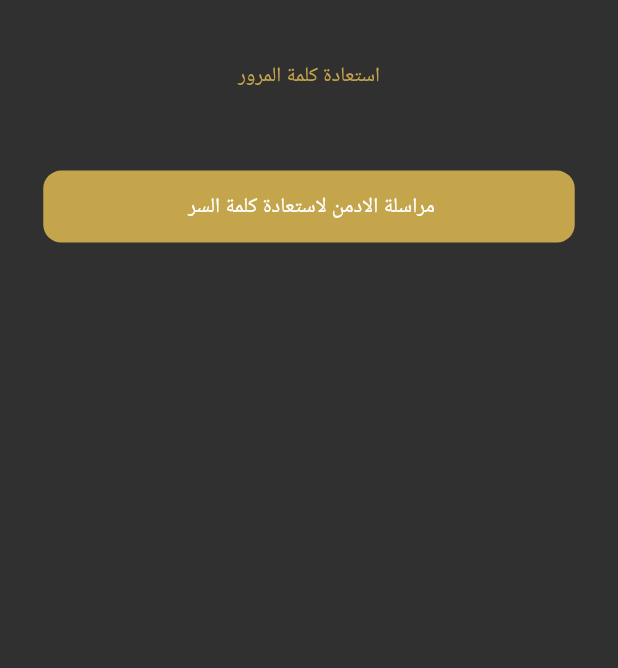
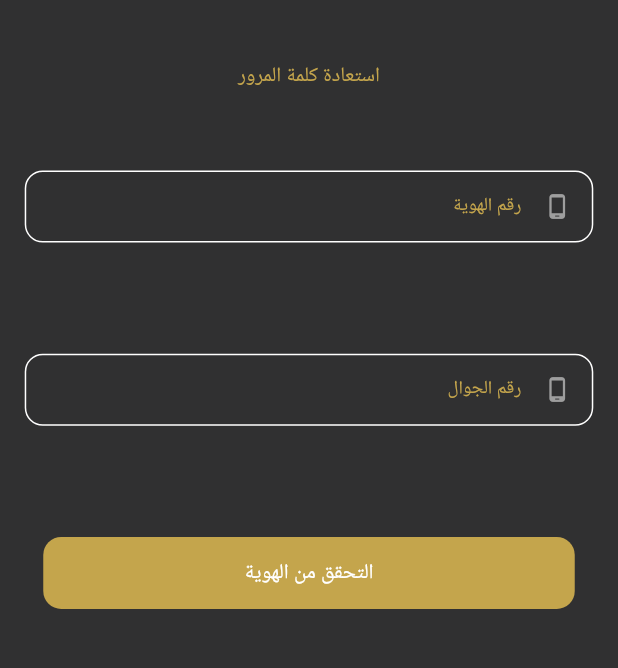
Before and after one commit to KhalidEl-MariAa/astqrar, a Flutter app: the screen it shows after launch, after a tap on "هل نسيت كلمة المرور؟", on a phone screen of 412 x 824 dp, the part 387-1055 px from its top. Run offline on Flutter 3.47's test engine with Material 2 defaults, Android fonts, the phone set to English and light mode, and no system bars; our stand-ins replace bloc, carousel_slider, conditional_builder_null_safety, dio, firebase_core, firebase_messaging and 10 more; missing offline and left inert: flutter_inappwebview, signalr_netcore, whatsapp_unilink; accounts and stored records are empty; network calls fail; Roboto replaces fonts that are missing (Almarai).

Commit message:
before London

```diff
--- a/lib/modules/forgetpassword/forgetpassword.dart
+++ b/lib/modules/forgetpassword/forgetpassword.dart
@@ -1,3 +1,5 @@
+import 'package:astarar/modules/forgetpassword/resetpassword.dart';
+
 import 'cubit/cubit.dart';
 import 'cubit/states.dart';
 import 'inputOtp.dart';
@@ -14,6 +16,7 @@ import 'package:whatsapp_unilink/whatsapp_unilink.dart';
 class ForgetPasswordScreen extends StatelessWidget
 {
   final nationalIdController = TextEditingController();
+  final phoneController  = TextEditingController();
 
   @override
   Widget build(BuildContext context) {
@@ -24,15 +27,15 @@ class ForgetPasswordScreen extends StatelessWidget
           listener: (context, state)
           {
             if (state is ForgetPasswordSuccessState) {
-              if (state.forgetPasswordModel.key == 1) {
                 Navigator.pushAndRemoveUntil(
-                    context,
-                    MaterialPageRoute(
-                      builder: (context) => InputOtp(code: state.forgetPasswordModel.data!.code.toString(),)
-                    ),
-                    (route) => false
+                  context,
+                  MaterialPageRoute(
+                    builder: (context) => ResetPassword(code: "0",)  //InputOtp(code: state.forgetPasswordModel.data!.code.toString()
+                  ),
+                  (route) => true
                 );
-              }
+            }else if (state is ForgetPasswordErrorState) {
+              showToast(msg: state.error, state: ToastStates.ERROR);
             }
           },
 
@@ -47,46 +50,63 @@ class ForgetPasswordScreen extends StatelessWidget
                   children: [
                     SizedBox(height: 3.h, ),
                     const  HeaderLogo(),
-                    Text(
-                      "استعادة كلمة المرور",
+                    Text( "استعادة كلمة المرور",
                       style: TextStyle(color: primary, fontSize: 10.sp),
                     ),
                     SizedBox( height: 6.5.h, ),
-                    doubleInfinityMaterialButton(
-                        text: "مراسلة الادمن لاستعادة كلمة السر ",
-                        onPressed: () async{
-                          // Convert the WhatsAppUnilink instance to a Uri.
-                          // The "launch" method is part of "url_launcher".
-                          final link = WhatsAppUnilink(
-                            phoneNumber: mobilePhone,
-                            text: "مرحبا \n اريد استعادة كلمة المرور ",
-                          );
 
-                          if (await launchUrl(link.asUri(), mode: LaunchMode.platformDefault)) {}
-                          else { throw 'Could not launch ${link.asUri()}'; }
-                      }
-                    ),
+                    // doubleInfinityMaterialButton(
+                    //     text: "مراسلة الادمن لاستعادة كلمة السر ",
+                    //     onPressed: () async{
+                    //       final link = WhatsAppUnilink(
+                    //         phoneNumber: mobilePhone,
+                    //         text: "مرحبا \n اريد استعادة كلمة المرور ",
+                    //       );
+                    //
+                    //       if (await launchUrl(link.asUri(), mode: LaunchMode.platformDefault)) {}
+                    //       else { throw 'Could not launch ${link.asUri()}'; }
+                    //   }
+                    // ),
 
                     /** حسب طلب صاحب المشروع
                      * يتم استعادة كلمة المرور من خلال محادثة الواتساب
+                     * والان في التعديل الجديد يريده حسب رقم الهوية ورقم الجوال
                      **/
-                    // defaultTextFormField(
-                    //     context: context,
-                    //     controller: nationalIdController,
-                    //     type: TextInputType.number,
-                    //     validate: (String? value) {},
-                    //     labelText: "رقم الهوية",
-                    //     label: "الرجاء ادخال رقم الهوية",
-                    //     prefixIcon: Icons.phone_android_rounded),
+                    defaultTextFormField(
+                      context: context,
+                      controller: nationalIdController,
+                      type: TextInputType.number,
+                      validate: (String? val) {
+                        return (val!.isEmpty)?"من فضلك ادخل الهوية": null;
+                      },
+                      labelText: "رقم الهوية",
+                      label: "الرجاء ادخال رقم الهوية",
+                      prefixIcon: Icons.phone_android_rounded
+                    ),
+                    SizedBox(height: 9.h,),
 
-                    // SizedBox(height: 9.h,),
+                    defaultTextFormField(
+                      context: context,
+                      controller: phoneController,
+                      type: TextInputType.number,
+                      validate: (String? val) {
+                        return (val!.isEmpty)?"من فضلك ادخل رقم الجوال": null;
+                      },
+                      labelText: "رقم الجوال",
+                      label: "الرجاء ادخال رقم الجوال",
+                      prefixIcon: Icons.phone_android_rounded
+                    ),
+                    SizedBox(height: 9.h,),
 
-                    // doubleInfinityMaterialButton(
-                    //     text: "تاكيد",
-                    //     onPressed: () {
-                    //       ForgetPasswordCubit.get(context).sendCode(nationalId: nationalIdController.text);
-                    //       // Navigator.push(context, MaterialPageRoute(builder: (context)=>InputOtp()));
-                    //     }),
+                    doubleInfinityMaterialButton(
+                        text: "التحقق من الهوية",
+                        onPressed: () {
+                          ForgetPasswordCubit.get(context).sendCode(
+                            nationalId: nationalIdController.text,
+                            phone: phoneController.text
+                          );
+                          // Navigator.push(context, MaterialPageRoute(builder: (context)=>InputOtp()));
+                        }),
                   ],
                 ),
               ),
--- a/lib/shared/network/remote.dart
+++ b/lib/shared/network/remote.dart
@@ -29,7 +29,7 @@ class DioHelper
 
     baseurl = BASE_URL;
     data = await fetchData(baseurl, "api/v2/ping");
-    if(data!["status"])
+    if(data!["status"]??false == true)
       log(res.toString());
     else
       log("FAILED with BASE_URL: ${BASE_URL}");
@@ -145,6 +145,9 @@ class DioHelper
 
   static Future<Map?> fetchData(String baseurl, String url) async
   {
+
+    log('===============================\n Try BaseURL: '+ baseurl + url);
+
     Dio dio1 = Dio(
         BaseOptions(
         baseUrl: baseurl,
@@ -152,15 +155,14 @@ static Future<Map?> fetchData(String baseurl, String url) async
       ));
 
     // Dio dio1 = Dio();
-
-  try {
+    try{
       Response response = await dio1.get(url);
+      log('Connection OK: ' + baseurl + url);
       // Process the response and return the data if successful
       return response.data;
-  } catch (error) {
-    log('Errorrrrrrrrr: $error');
-    // Return null if there is an exception
+    }catch( err){
+      log('Connection FAILED: ' + baseurl + url);
+    }
     return {};
   }
 }
-}
```
Also changed, not shown: lib/modules/forgetpassword/cubit/cubit.dart (+26 -16 lines), lib/modules/forgetpassword/inputOtp.dart (+41 -20 lines), lib/modules/forgetpassword/resetpassword.dart (+3 -8 lines), lib/modules/login/login.dart (+4 -3 lines), 1 other file. Lines whose indentation alone changed are shown as unchanged.
